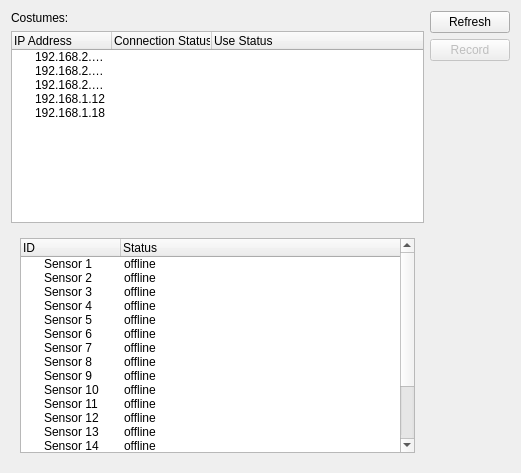
This is trunk/src/edr/src/plugins/imuCostume/ui/IMUCostumeListWidget.ui in mk4me/hm-mde-one as Qt 5 draws it before an edit. The edited form follows.
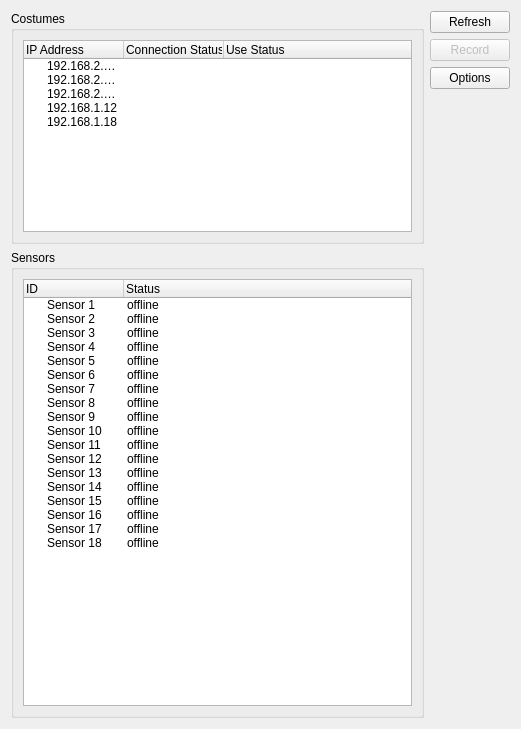
This is the edited form. Icons and pictures are not drawn.

What changed in the file:
```diff
--- a/trunk/src/edr/src/plugins/imuCostume/ui/IMUCostumeListWidget.ui
+++ b/trunk/src/edr/src/plugins/imuCostume/ui/IMUCostumeListWidget.ui
@@ -7,7 +7,7 @@
     <x>0</x>
     <y>0</y>
     <width>521</width>
-    <height>473</height>
+    <height>729</height>
    </rect>
   </property>
   <property name="sizePolicy">
@@ -23,12 +23,17 @@
    <item>
     <layout class="QVBoxLayout" name="verticalLayout_2">
      <item>
-      <widget class="QLabel" name="costumesLabel">
-       <property name="text">
-        <string>Costumes:</string>
+      <widget class="QGroupBox" name="costumesGroupBox">
+       <property name="minimumSize">
+        <size>
+         <width>0</width>
+         <height>50</height>
+        </size>
        </property>
-      </widget>
-     </item>
+       <property name="title">
+        <string>Costumes</string>
+       </property>
+       <layout class="QVBoxLayout" name="verticalLayout_3">
      <item>
       <widget class="QTreeWidget" name="costumesTreeWidget">
        <property name="sizePolicy">
@@ -132,8 +137,14 @@
        </item>
       </widget>
      </item>
+       </layout>
+      </widget>
+     </item>
      <item>
-      <widget class="QWidget" name="widget" native="true">
+      <widget class="QGroupBox" name="sensorsGroupBox">
+       <property name="title">
+        <string>Sensors</string>
+       </property>
        <layout class="QHBoxLayout" name="horizontalLayout_2">
         <item>
          <widget class="QTreeWidget" name="sensorsTree">
@@ -404,6 +415,13 @@
        </property>
       </widget>
      </item>
+     <item>
+      <widget class="QPushButton" name="optionsPushButton">
+       <property name="text">
+        <string>Options</string>
+       </property>
+      </widget>
+     </item>
      <item>
       <spacer name="verticalSpacer">
        <property name="orientation">
```
Left out of the diff: 11 changed lines with no effect on the pictures. Lines whose indentation alone changed are shown as unchanged.
